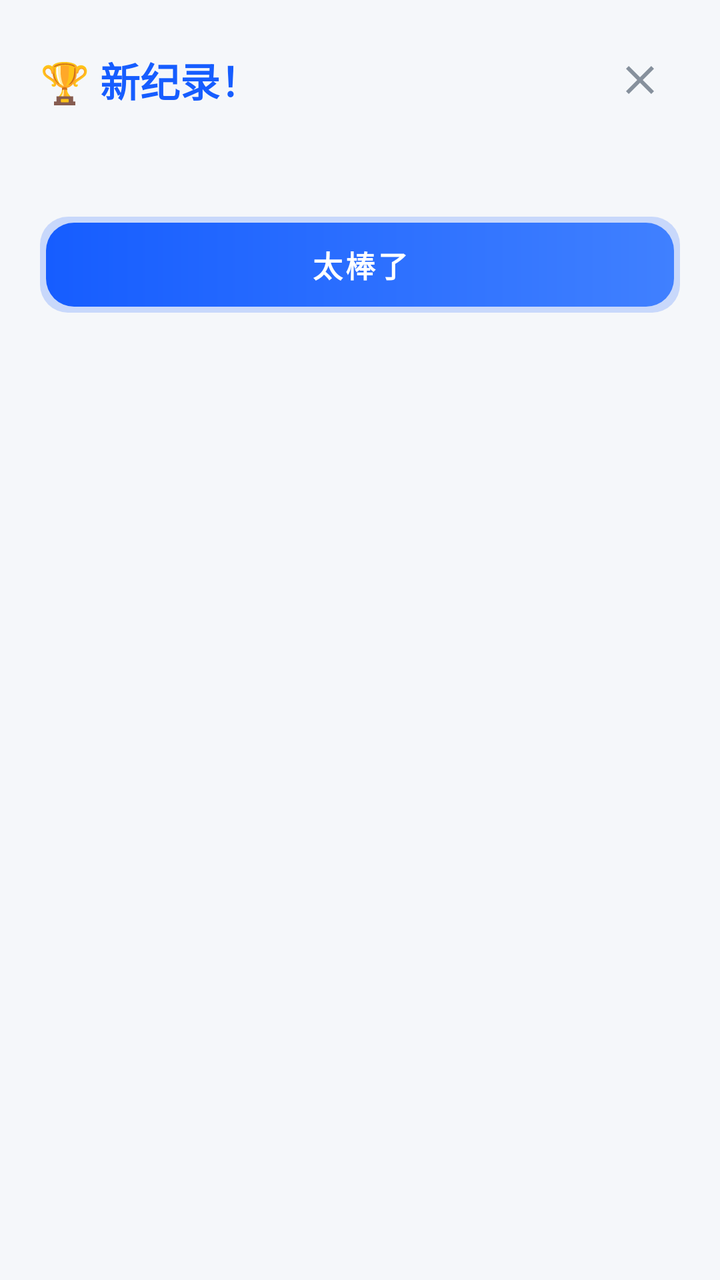
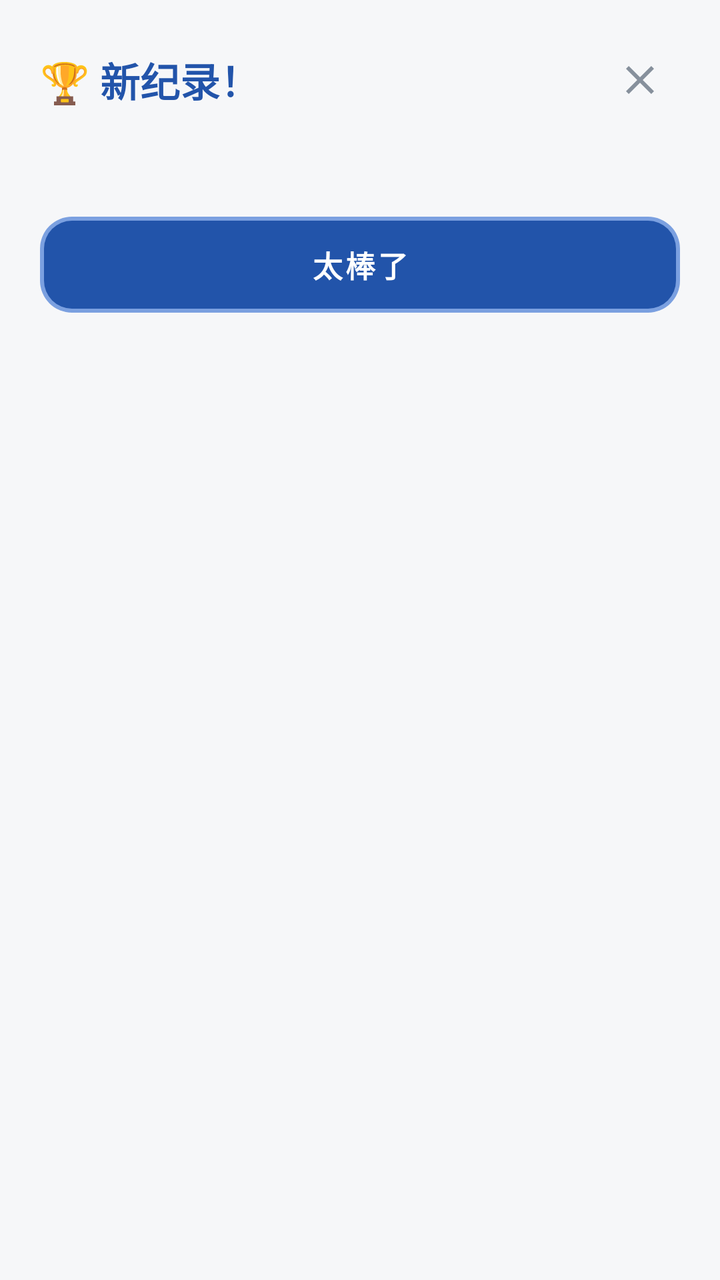

The first picture is an Android layout as it rendered before a commit; the second is the same layout after the commit. The layout source and the unified diff follow.
<!-- AndroidManifest.xml: application theme Theme.BrawnCatalog -->
<!-- res/layout/dialog_pr_celebration.xml -->
<?xml version="1.0" encoding="utf-8"?>
<ScrollView xmlns:android="http://schemas.android.com/apk/res/android"
    xmlns:app="http://schemas.android.com/apk/res-auto"
    android:layout_width="match_parent"
    android:layout_height="wrap_content">

    <LinearLayout
        android:layout_width="match_parent"
        android:layout_height="wrap_content"
        android:orientation="vertical"
        android:padding="20dp">

        
        <LinearLayout
            android:layout_width="match_parent"
            android:layout_height="wrap_content"
            android:gravity="center_vertical"
            android:orientation="horizontal">

            <TextView
                android:id="@+id/textPrTitle"
                android:layout_width="0dp"
                android:layout_height="wrap_content"
                android:layout_weight="1"
                android:text="🏆 新纪录！"
                android:textColor="?attr/colorPrimary"
                android:textSize="20sp"
                android:textStyle="bold" />

            <ImageButton
                android:id="@+id/buttonClose"
                android:layout_width="40dp"
                android:layout_height="40dp"
                android:background="?attr/selectableItemBackgroundBorderless"
                android:contentDescription="关闭"
                android:src="@drawable/ic_close" />

        </LinearLayout>

        <TextView
            android:id="@+id/textPrMessage"
            android:layout_width="match_parent"
            android:layout_height="wrap_content"
            android:layout_marginTop="12dp"
            android:textSize="15sp" />

        <com.google.android.material.button.MaterialButton
            android:id="@+id/buttonPrConfirm"
            android:layout_width="match_parent"
            android:layout_height="wrap_content"
            android:layout_marginTop="16dp"
            android:text="太棒了"
            android:textAllCaps="false" />

    </LinearLayout>
</ScrollView>
<!-- resources referenced by this layout -->
<resources>
  <style name="Theme.BrawnCatalog" parent="Theme.MaterialComponents.DayNight.NoActionBar">
          <item name="colorPrimary">@color/bc_primary</item>
          <item name="colorPrimaryVariant">@color/bc_primary_dark</item>
          <item name="colorOnPrimary">@color/bc_on_primary</item>
          <item name="colorSecondary">@color/bc_accent</item>
          <item name="colorSecondaryVariant">@color/bc_accent_dark</item>
          <item name="colorOnSecondary">@color/bc_on_accent</item>
  
          
          <item name="android:textColorPrimary">@color/bc_text_primary</item>
          <item name="android:textColorSecondary">@color/bc_text_secondary</item>
  
          
          <item name="android:windowBackground">@color/window_background</item>
          <item name="android:statusBarColor">@color/window_background</item>
          <item name="android:navigationBarColor">@color/window_background</item>
  
          
          <item name="materialCardViewStyle">@style/Widget.BrawnCatalog.Card</item>
  
          
          <item name="materialButtonStyle">@style/Widget.BrawnCatalog.Button.Primary</item>
  
          
          <item name="textInputStyle">@style/Widget.BrawnCatalog.TextInputLayout</item>
  
          
          <item name="alertDialogTheme">@style/ThemeOverlay.BrawnCatalog.Dialog.Alert</item>
          <item name="android:alertDialogTheme">@style/ThemeOverlay.BrawnCatalog.Dialog.Alert</item>
          <item name="materialAlertDialogTheme">@style/ThemeOverlay.BrawnCatalog.Dialog.Alert</item>
  
          
          <item name="android:activityOpenEnterAnimation">@anim/slide_in_right</item>
          <item name="android:activityOpenExitAnimation">@anim/slide_out_left</item>
          <item name="android:activityCloseEnterAnimation">@anim/slide_in_left</item>
          <item name="android:activityCloseExitAnimation">@anim/slide_out_right</item>
      </style>
  <color name="bc_primary">#FF165DFF</color>
  <color name="bc_primary_dark">#FF0E42D2</color>
  <color name="bc_on_primary">#FFFFFFFF</color>
  <color name="bc_accent">#FFFF7043</color>
  <color name="bc_accent_dark">#FFE64A19</color>
  <color name="bc_on_accent">#FFFFFFFF</color>
  <color name="bc_text_primary">#FF1D2129</color>
  <color name="bc_text_secondary">#FF86909C</color>
  <color name="window_background">#FFF5F7FA</color>
  <style name="Widget.BrawnCatalog.Card" parent="Widget.MaterialComponents.CardView">
          <item name="cardBackgroundColor">@color/card_background</item>
          <item name="cardCornerRadius">16dp</item>
          <item name="cardElevation">4dp</item>
          <item name="strokeWidth">0dp</item>
      </style>
  <style name="Widget.BrawnCatalog.Button.Primary" parent="Widget.MaterialComponents.Button">
          <item name="android:background">@drawable/bg_button_primary</item>
          <item name="android:minHeight">48dp</item>
          <item name="android:textColor">@color/bc_on_primary</item>
          <item name="android:textSize">15sp</item>
          <item name="android:textStyle">bold</item>
          <item name="android:stateListAnimator">@animator/button_press_scale</item>
          <item name="rippleColor">#33FFFFFF</item>
          <item name="cornerRadius">14dp</item>
          <item name="backgroundTint">@null</item>
      </style>
  <style name="Widget.BrawnCatalog.TextInputLayout" parent="Widget.MaterialComponents.TextInputLayout.OutlinedBox">
          <item name="boxBackgroundColor">@color/bc_input_bg</item>
          <item name="boxStrokeWidth">1dp</item>
          <item name="boxStrokeWidthFocused">1dp</item>
          <item name="boxStrokeColor">@color/bc_input_stroke</item>
          <item name="boxCornerRadiusTopStart">12dp</item>
          <item name="boxCornerRadiusTopEnd">12dp</item>
          <item name="boxCornerRadiusBottomStart">12dp</item>
          <item name="boxCornerRadiusBottomEnd">12dp</item>
          <item name="hintTextColor">@color/bc_input_stroke</item>
      </style>
  <style name="ThemeOverlay.BrawnCatalog.Dialog.Alert" parent="ThemeOverlay.MaterialComponents.MaterialAlertDialog">
          <item name="android:windowBackground">@drawable/bg_dialog_alert</item>
          <item name="android:windowMinWidthMajor">85%</item>
          <item name="android:windowMinWidthMinor">85%</item>
          <item name="android:backgroundDimAmount">0.4</item>
          <item name="colorPrimary">@color/bc_primary</item>
          <item name="colorPrimaryVariant">@color/bc_primary_dark</item>
          <item name="colorOnPrimary">@color/bc_on_primary</item>
          <item name="colorAccent">@color/bc_primary</item>
          <item name="colorControlActivated">@color/bc_primary</item>
          <item name="android:textColorPrimary">@color/bc_text_primary</item>
          <item name="android:textColorSecondary">@color/bc_text_secondary</item>
          <item name="materialButtonStyle">@style/Widget.BrawnCatalog.Button.Primary</item>
      </style>
  <color name="card_background">#FFFFFFFF</color>
  <!-- drawable bg_button_primary (drawable) -->
  <?xml version="1.0" encoding="utf-8"?>
  <ripple xmlns:android="http://schemas.android.com/apk/res/android"
      android:color="#33FFFFFF">
  
      <item>
          <layer-list>
              
              <item>
                  <shape android:shape="rectangle">
                      <solid android:color="@color/bc_glow" />
                      <corners android:radius="14dp" />
                      <padding
                          android:bottom="3dp"
                          android:left="3dp"
                          android:right="3dp"
                          android:top="3dp" />
                  </shape>
              </item>
              
              <item>
                  <shape android:shape="rectangle">
                      <gradient
                          android:angle="0"
                          android:endColor="@color/bc_gradient_end"
                          android:startColor="@color/bc_gradient_start" />
                      <corners android:radius="14dp" />
                  </shape>
              </item>
          </layer-list>
      </item>
  </ripple>
  <color name="bc_input_bg">#FFFFFFFF</color>
  <!-- drawable bg_dialog_alert (drawable) -->
  <?xml version="1.0" encoding="utf-8"?>
  <shape xmlns:android="http://schemas.android.com/apk/res/android"
      android:shape="rectangle">
      <solid android:color="@color/card_background" />
      <corners android:radius="20dp" />
  </shape>
  <color name="bc_glow">#33165DFF</color>
  <color name="bc_gradient_end">#FF4080FF</color>
  <color name="bc_gradient_start">#FF165DFF</color>
  <!-- unchanged entries left out for length: 1 -->
</resources>

<!-- the commit's change to res/layout/dialog_pr_celebration.xml (unified diff, before → after) -->
@@ -23,7 +23,7 @@
                 android:layout_height="wrap_content"
                 android:layout_weight="1"
                 android:text="🏆 新纪录！"
-                android:textColor="?attr/colorPrimary"
+                android:textColor="?attr/bcPrimaryDark"
                 android:textSize="20sp"
                 android:textStyle="bold" />
 
@@ -42,6 +42,7 @@
             android:layout_width="match_parent"
             android:layout_height="wrap_content"
             android:layout_marginTop="12dp"
+            android:textColor="?attr/bcTextPrimary"
             android:textSize="15sp" />
 
         <com.google.android.material.button.MaterialButton
<!-- resource entries referenced after the edit -->
@@ -1,53 +1,94 @@
 <!-- resources referenced by this layout -->
 <resources>
-  <style name="Theme.BrawnCatalog" parent="Theme.MaterialComponents.DayNight.NoActionBar">
-          <item name="colorPrimary">@color/bc_primary</item>
-          <item name="colorPrimaryVariant">@color/bc_primary_dark</item>
-          <item name="colorOnPrimary">@color/bc_on_primary</item>
-          <item name="colorSecondary">@color/bc_accent</item>
-          <item name="colorSecondaryVariant">@color/bc_accent_dark</item>
-          <item name="colorOnSecondary">@color/bc_on_accent</item>
+  <style name="Theme.BrawnCatalog" parent="Theme.MaterialComponents.NoActionBar">
+          <item name="colorPrimary">@color/th_blue_primary</item>
+          <item name="colorPrimaryVariant">@color/th_blue_primary_dark</item>
+          <item name="colorOnPrimary">@color/th_blue_on_primary</item>
+          <item name="colorSecondary">@color/th_blue_accent</item>
+          <item name="colorSecondaryVariant">@color/th_blue_accent_dark</item>
+          <item name="colorOnSecondary">@color/th_blue_on_accent</item>
+          <item name="android:textColorPrimary">@color/th_blue_text_primary</item>
+          <item name="android:textColorSecondary">@color/th_blue_text_secondary</item>
+          <item name="bcPrimary">@color/th_blue_primary</item>
+          <item name="bcPrimaryDark">@color/th_blue_primary_dark</item>
+          <item name="bcPrimaryLight">@color/th_blue_primary_light</item>
+          <item name="bcPrimaryPale">@color/th_blue_primary_pale</item>
+          <item name="bcOnPrimary">@color/th_blue_on_primary</item>
+          <item name="bcAccent">@color/th_blue_accent</item>
+          <item name="bcAccentDark">@color/th_blue_accent_dark</item>
+          <item name="bcOnAccent">@color/th_blue_on_accent</item>
+          <item name="bcWindowBg">@color/th_blue_window_bg</item>
+          <item name="bcCardBg">@color/th_blue_card_bg</item>
+          <item name="bcHeaderBg">@color/th_blue_header_bg</item>
+          <item name="bcHomePageBg">@color/th_blue_home_page_bg</item>
+          <item name="bcTextPrimary">@color/th_blue_text_primary</item>
+          <item name="bcTextSecondary">@color/th_blue_text_secondary</item>
+          <item name="bcTextDisabled">@color/th_blue_text_disabled</item>
+          <item name="bcBorder">@color/th_blue_border</item>
+          <item name="bcBorderFocus">@color/th_blue_border_focus</item>
+          <item name="bcInputBg">@color/th_blue_input_bg</item>
+          <item name="bcInputStroke">@color/th_blue_input_stroke</item>
+          <item name="bcGradientStart">@color/th_blue_gradient_start</item>
+          <item name="bcGradientEnd">@color/th_blue_gradient_end</item>
+          <item name="bcGlow">@color/th_blue_glow</item>
+          <item name="bcRipple">@color/th_blue_ripple</item>
   
           
-          <item name="android:textColorPrimary">@color/bc_text_primary</item>
-          <item name="android:textColorSecondary">@color/bc_text_secondary</item>
+          <item name="bcStatusOk">@color/bc_status_ok</item>
+          <item name="bcStatusWarn">@color/bc_status_warn</item>
+          <item name="bcStatusLow">@color/bc_status_low</item>
   
           
-          <item name="android:windowBackground">@color/window_background</item>
-          <item name="android:statusBarColor">@color/window_background</item>
-          <item name="android:navigationBarColor">@color/window_background</item>
-  
-          
+          <item name="android:textColor">?attr/bcTextPrimary</item>
+          <item name="android:textColorHint">?attr/bcInputStroke</item>
+          <item name="colorSurface">?attr/bcCardBg</item>
+          <item name="colorSurfaceVariant">?attr/bcCardBg</item>
+          <item name="colorOnSurface">?attr/bcTextPrimary</item>
+          <item name="colorOnSurfaceVariant">?attr/bcTextSecondary</item>
+          <item name="colorOnBackground">?attr/bcTextPrimary</item>
+          <item name="android:windowBackground">@color/th_blue_window_bg</item>
+          <item name="android:statusBarColor">@color/th_blue_header_bg</item>
+          <item name="android:navigationBarColor">@color/th_blue_window_bg</item>
+          <item name="android:windowLightStatusBar">true</item>
           <item name="materialCardViewStyle">@style/Widget.BrawnCatalog.Card</item>
-  
-          
           <item name="materialButtonStyle">@style/Widget.BrawnCatalog.Button.Primary</item>
-  
-          
           <item name="textInputStyle">@style/Widget.BrawnCatalog.TextInputLayout</item>
-  
-          
           <item name="alertDialogTheme">@style/ThemeOverlay.BrawnCatalog.Dialog.Alert</item>
           <item name="android:alertDialogTheme">@style/ThemeOverlay.BrawnCatalog.Dialog.Alert</item>
           <item name="materialAlertDialogTheme">@style/ThemeOverlay.BrawnCatalog.Dialog.Alert</item>
-  
-          
           <item name="android:activityOpenEnterAnimation">@anim/slide_in_right</item>
           <item name="android:activityOpenExitAnimation">@anim/slide_out_left</item>
           <item name="android:activityCloseEnterAnimation">@anim/slide_in_left</item>
           <item name="android:activityCloseExitAnimation">@anim/slide_out_right</item>
       </style>
-  <color name="bc_primary">#FF165DFF</color>
-  <color name="bc_primary_dark">#FF0E42D2</color>
-  <color name="bc_on_primary">#FFFFFFFF</color>
-  <color name="bc_accent">#FFFF7043</color>
-  <color name="bc_accent_dark">#FFE64A19</color>
-  <color name="bc_on_accent">#FFFFFFFF</color>
-  <color name="bc_text_primary">#FF1D2129</color>
-  <color name="bc_text_secondary">#FF86909C</color>
-  <color name="window_background">#FFF5F7FA</color>
+  <color name="th_blue_primary">#306ACF</color>
+  <color name="th_blue_primary_dark">#2254AA</color>
+  <color name="th_blue_on_primary">#FFFFFF</color>
+  <color name="th_blue_accent">#5845D3</color>
+  <color name="th_blue_accent_dark">#3F2CBA</color>
+  <color name="th_blue_on_accent">#FFFFFF</color>
+  <color name="th_blue_text_primary">#0F1115</color>
+  <color name="th_blue_text_secondary">#425C8A</color>
+  <color name="th_blue_primary_light">#7BA0E0</color>
+  <color name="th_blue_primary_pale">#E1E8F4</color>
+  <color name="th_blue_window_bg">#F6F7F9</color>
+  <color name="th_blue_card_bg">#E7EBF4</color>
+  <color name="th_blue_header_bg">#CBD7EB</color>
+  <color name="th_blue_home_page_bg">#F4F6F8</color>
+  <color name="th_blue_text_disabled">#9AA0A6</color>
+  <color name="th_blue_border">#D7DEEA</color>
+  <color name="th_blue_border_focus">#306ACF</color>
+  <color name="th_blue_input_bg">#FFFFFF</color>
+  <color name="th_blue_input_stroke">#C1C9D7</color>
+  <color name="th_blue_gradient_start">#306ACF</color>
+  <color name="th_blue_gradient_end">#7BA0E0</color>
+  <color name="th_blue_glow">#40306ACF</color>
+  <color name="th_blue_ripple">#33306ACF</color>
+  <color name="bc_status_ok">#FF2F9E6B</color>
+  <color name="bc_status_warn">#FFC8811F</color>
+  <color name="bc_status_low">#FFD0473F</color>
   <style name="Widget.BrawnCatalog.Card" parent="Widget.MaterialComponents.CardView">
-          <item name="cardBackgroundColor">@color/card_background</item>
+          <item name="cardBackgroundColor">?attr/bcCardBg</item>
           <item name="cardCornerRadius">16dp</item>
           <item name="cardElevation">4dp</item>
           <item name="strokeWidth">0dp</item>
@@ -55,7 +96,7 @@
   <style name="Widget.BrawnCatalog.Button.Primary" parent="Widget.MaterialComponents.Button">
           <item name="android:background">@drawable/bg_button_primary</item>
           <item name="android:minHeight">48dp</item>
-          <item name="android:textColor">@color/bc_on_primary</item>
+          <item name="android:textColor">?attr/bcOnPrimary</item>
           <item name="android:textSize">15sp</item>
           <item name="android:textStyle">bold</item>
           <item name="android:stateListAnimator">@animator/button_press_scale</item>
@@ -64,31 +105,33 @@
           <item name="backgroundTint">@null</item>
       </style>
   <style name="Widget.BrawnCatalog.TextInputLayout" parent="Widget.MaterialComponents.TextInputLayout.OutlinedBox">
-          <item name="boxBackgroundColor">@color/bc_input_bg</item>
+          <item name="boxBackgroundColor">?attr/bcInputBg</item>
           <item name="boxStrokeWidth">1dp</item>
           <item name="boxStrokeWidthFocused">1dp</item>
-          <item name="boxStrokeColor">@color/bc_input_stroke</item>
+          <item name="boxStrokeColor">?attr/bcInputStroke</item>
           <item name="boxCornerRadiusTopStart">12dp</item>
           <item name="boxCornerRadiusTopEnd">12dp</item>
           <item name="boxCornerRadiusBottomStart">12dp</item>
           <item name="boxCornerRadiusBottomEnd">12dp</item>
-          <item name="hintTextColor">@color/bc_input_stroke</item>
+          <item name="hintTextColor">?attr/bcInputStroke</item>
       </style>
   <style name="ThemeOverlay.BrawnCatalog.Dialog.Alert" parent="ThemeOverlay.MaterialComponents.MaterialAlertDialog">
           <item name="android:windowBackground">@drawable/bg_dialog_alert</item>
           <item name="android:windowMinWidthMajor">85%</item>
           <item name="android:windowMinWidthMinor">85%</item>
           <item name="android:backgroundDimAmount">0.4</item>
-          <item name="colorPrimary">@color/bc_primary</item>
-          <item name="colorPrimaryVariant">@color/bc_primary_dark</item>
-          <item name="colorOnPrimary">@color/bc_on_primary</item>
-          <item name="colorAccent">@color/bc_primary</item>
-          <item name="colorControlActivated">@color/bc_primary</item>
-          <item name="android:textColorPrimary">@color/bc_text_primary</item>
-          <item name="android:textColorSecondary">@color/bc_text_secondary</item>
+          <item name="colorPrimary">?attr/bcPrimary</item>
+          <item name="colorPrimaryVariant">?attr/bcPrimaryDark</item>
+          <item name="colorOnPrimary">?attr/bcOnPrimary</item>
+          <item name="colorAccent">?attr/bcPrimary</item>
+          <item name="colorControlActivated">?attr/bcPrimary</item>
+          <item name="android:textColorPrimary">?attr/bcTextPrimary</item>
+          <item name="android:textColorSecondary">?attr/bcTextSecondary</item>
+          
+          <item name="android:textColor">?attr/bcTextPrimary</item>
+          <item name="android:textColorAlertDialogListItem">?attr/bcTextPrimary</item>
           <item name="materialButtonStyle">@style/Widget.BrawnCatalog.Button.Primary</item>
       </style>
-  <color name="card_background">#FFFFFFFF</color>
   <!-- drawable bg_button_primary (drawable) -->
   <?xml version="1.0" encoding="utf-8"?>
   <ripple xmlns:android="http://schemas.android.com/apk/res/android"
@@ -99,39 +142,32 @@
               
               <item>
                   <shape android:shape="rectangle">
-                      <solid android:color="@color/bc_glow" />
-                      <corners android:radius="14dp" />
+                      <solid android:color="?attr/bcPrimaryLight" />
+                      <corners android:radius="16dp" />
                       <padding
-                          android:bottom="3dp"
-                          android:left="3dp"
-                          android:right="3dp"
-                          android:top="3dp" />
+                          android:bottom="2dp"
+                          android:left="2dp"
+                          android:right="2dp"
+                          android:top="2dp" />
                   </shape>
               </item>
               
               <item>
                   <shape android:shape="rectangle">
-                      <gradient
-                          android:angle="0"
-                          android:endColor="@color/bc_gradient_end"
-                          android:startColor="@color/bc_gradient_start" />
+                      <solid android:color="?attr/bcPrimaryDark" />
                       <corners android:radius="14dp" />
                   </shape>
               </item>
           </layer-list>
       </item>
   </ripple>
-  <color name="bc_input_bg">#FFFFFFFF</color>
   <!-- drawable bg_dialog_alert (drawable) -->
   <?xml version="1.0" encoding="utf-8"?>
   <shape xmlns:android="http://schemas.android.com/apk/res/android"
       android:shape="rectangle">
-      <solid android:color="@color/card_background" />
+      <solid android:color="?attr/bcCardBg" />
       <corners android:radius="20dp" />
   </shape>
-  <color name="bc_glow">#33165DFF</color>
-  <color name="bc_gradient_end">#FF4080FF</color>
-  <color name="bc_gradient_start">#FF165DFF</color>
   <!-- unchanged entries left out for length: 1 -->
 </resources>
 
